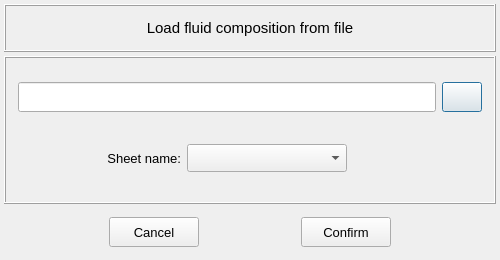
This is vibra/interface/data/ui_files/model/setup/fluid/load_fluid_composition.ui in MOPT-UFSC/VIBRA as Qt 5 draws it before an edit. The edited form follows.
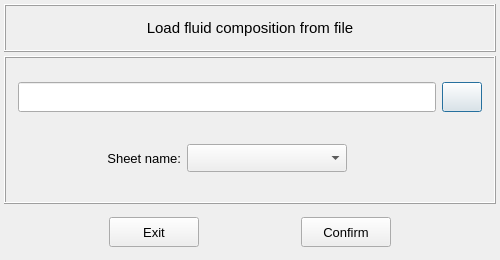
This is the edited form. Icons and pictures are not drawn.

Commit message: Replaces the Cancel text with Exit in the Close buttons

What changed in the file:
```diff
--- a/vibra/interface/data/ui_files/model/setup/fluid/load_fluid_composition.ui
+++ b/vibra/interface/data/ui_files/model/setup/fluid/load_fluid_composition.ui
@@ -322,7 +322,7 @@
          </font>
         </property>
         <property name="text">
-         <string>Cancel</string>
+         <string>Exit</string>
         </property>
        </widget>
       </item>
```
Left out of the diff: 2 changed lines with no effect on the pictures. The commit also changes 53 other files.
